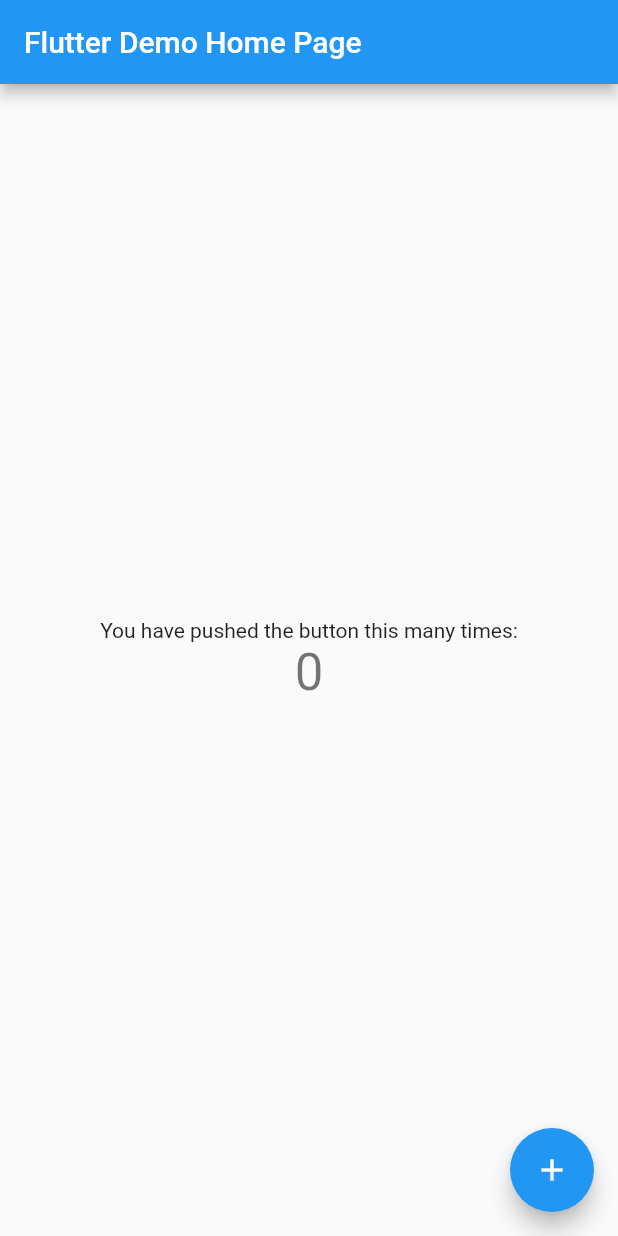
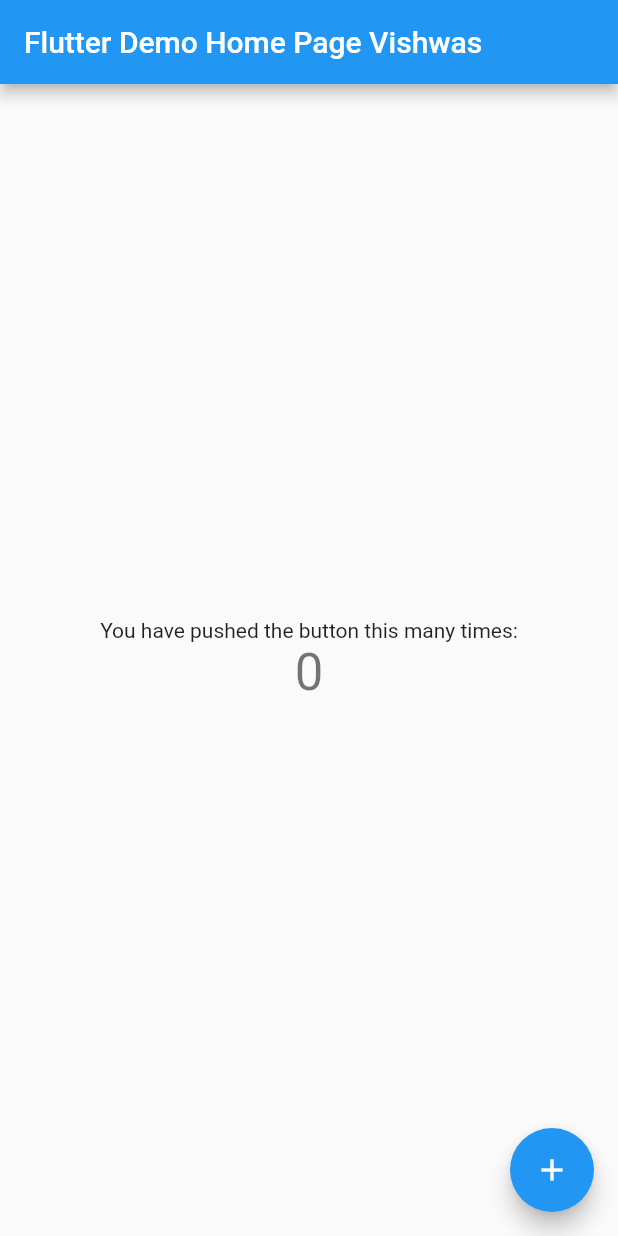
Before and after one commit to Vishwasgaur0819/learning_flutter, a Flutter app: the screen it shows after launch, on a phone screen of 412 x 824 dp. Run offline on Flutter 3.47's test engine with Material 2 defaults, Android fonts, the phone set to English and light mode, and no system bars.

Commit message:
code push

```diff
--- a/lib/main.dart
+++ b/lib/main.dart
@@ -24,7 +24,7 @@ class MyApp extends StatelessWidget {
         // is not restarted.
         primarySwatch: Colors.blue,
       ),
-      home: const MyHomePage(title: 'Flutter Demo Home Page'),
+      home: const MyHomePage(title: 'Flutter Demo Home Page Vishwas'),
     );
   }
 }
```
